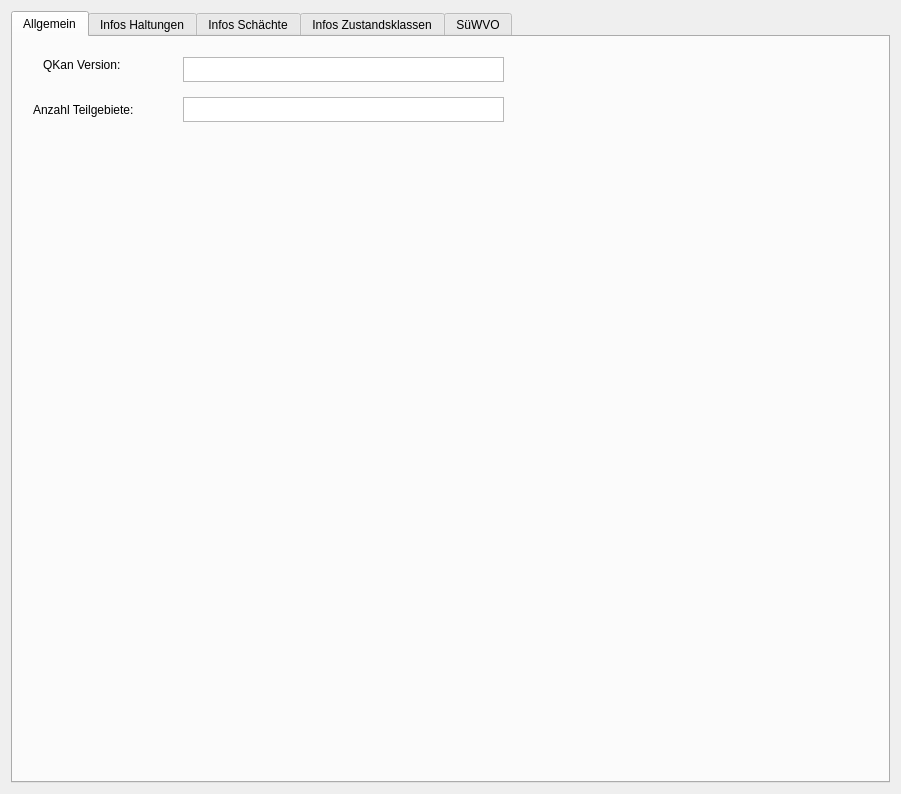
The window that qkan/info/res/info2.ui (hoettges/QKan) describes before a commit, drawn with Qt 5.
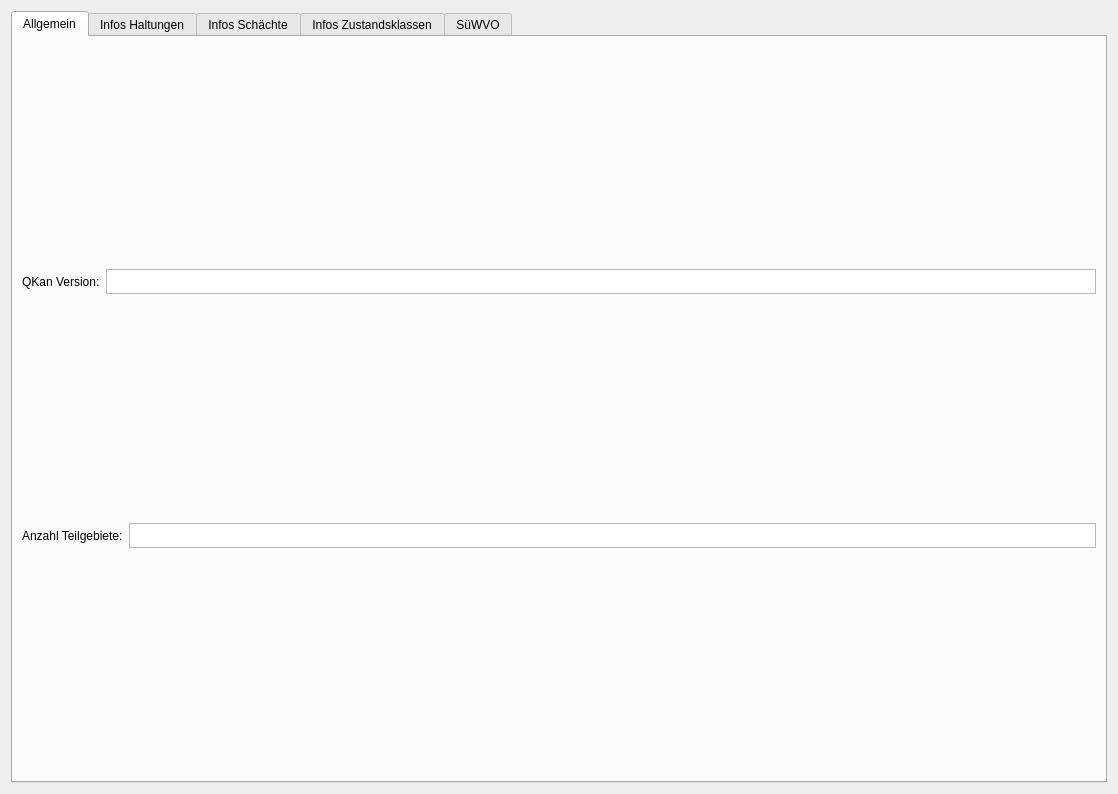
The same window after the commit.

Commit message: Updated: Info_plugin

The edit to the form file:
```diff
--- a/qkan/info/res/info2.ui
+++ b/qkan/info/res/info2.ui
@@ -6,7 +6,7 @@
    <rect>
     <x>0</x>
     <y>0</y>
-    <width>901</width>
+    <width>1118</width>
     <height>794</height>
    </rect>
   </property>
@@ -23,34 +23,11 @@
       <attribute name="title">
        <string>Allgemein</string>
       </attribute>
-      <widget class="QLabel" name="label_5">
-       <property name="geometry">
-        <rect>
-         <x>20</x>
-         <y>60</y>
-         <width>111</width>
-         <height>25</height>
-        </rect>
-       </property>
-       <property name="maximumSize">
-        <size>
-         <width>16777215</width>
-         <height>25</height>
-        </size>
-       </property>
-       <property name="text">
-        <string>Anzahl Teilgebiete:</string>
-       </property>
-      </widget>
+      <layout class="QVBoxLayout" name="verticalLayout_6">
+       <item>
+        <layout class="QHBoxLayout" name="horizontalLayout">
+         <item>
       <widget class="QLabel" name="label">
-       <property name="geometry">
-        <rect>
-         <x>30</x>
-         <y>20</y>
-         <width>101</width>
-         <height>16</height>
-        </rect>
-       </property>
        <property name="maximumSize">
         <size>
          <width>16777215</width>
@@ -61,49 +38,50 @@
         <string>QKan Version:</string>
        </property>
       </widget>
-      <widget class="QTextBrowser" name="textBrowser_6">
-       <property name="geometry">
-        <rect>
-         <x>170</x>
-         <y>60</y>
-         <width>321</width>
-         <height>25</height>
-        </rect>
-       </property>
-       <property name="maximumSize">
-        <size>
-         <width>16777215</width>
-         <height>25</height>
-        </size>
-       </property>
-      </widget>
+         </item>
+         <item>
       <widget class="QTextBrowser" name="textBrowser_2">
-       <property name="geometry">
-        <rect>
-         <x>170</x>
-         <y>20</y>
-         <width>321</width>
+           <property name="maximumSize">
+            <size>
+             <width>16777215</width>
          <height>25</height>
-        </rect>
-       </property>
+            </size>
+           </property>
+          </widget>
+         </item>
+        </layout>
+       </item>
+       <item>
+        <layout class="QHBoxLayout" name="horizontalLayout_2">
+         <item>
+          <widget class="QLabel" name="label_5">
        <property name="maximumSize">
         <size>
          <width>16777215</width>
          <height>25</height>
         </size>
        </property>
-      </widget>
-      <widget class="QWidget" name="verticalLayoutWidget_4">
-       <property name="geometry">
-        <rect>
-         <x>0</x>
-         <y>90</y>
-         <width>841</width>
-         <height>541</height>
-        </rect>
-       </property>
+           <property name="text">
+            <string>Anzahl Teilgebiete:</string>
+           </property>
+          </widget>
+         </item>
+         <item>
+          <widget class="QTextBrowser" name="textBrowser_6">
+           <property name="maximumSize">
+            <size>
+             <width>16777215</width>
+             <height>25</height>
+            </size>
+           </property>
+          </widget>
+         </item>
+        </layout>
+       </item>
+       <item>
        <layout class="QVBoxLayout" name="verticalLayout_4"/>
-      </widget>
+       </item>
+      </layout>
      </widget>
      <widget class="QWidget" name="tab_5">
       <attribute name="title">
```
Left out of the diff: 56 changed lines with no effect on the pictures. Lines whose indentation alone changed are shown as unchanged. The commit also changes 1 other file.
